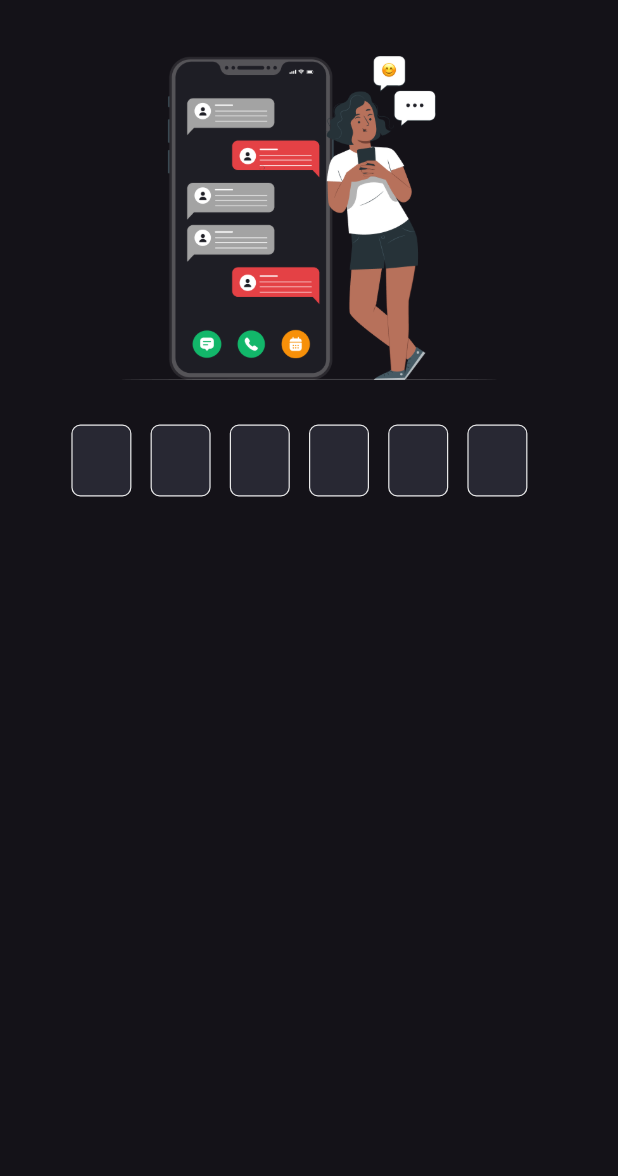
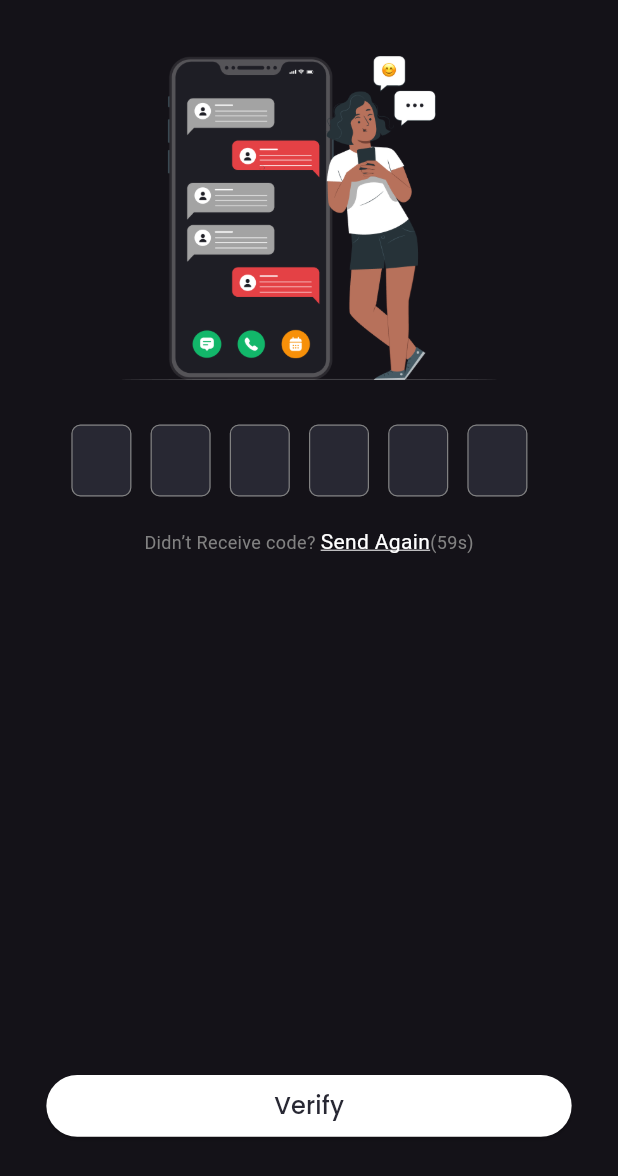
Before and after one commit to avadhksapariya/zigzek_user, a Flutter app: the OTPScreen screen opened directly, on a phone screen of 412 x 824 dp. Shown: the top 1176 px of the screen. Run offline on Flutter 3.47's test engine with Material 3 defaults, Android fonts, the phone set to English and light mode, and no system bars; drawn by our look-alikes of flutter_otp_text_field; our stand-ins replace google_fonts; missing offline and left inert: country_code_picker_plus.

Commit message:
OTP screen                - Refined OTP Input with necessary UI changes.                - Added resend code with the reducing Timer counter.                - Added Verify button for code verification.                - Added Validation for empty OTP input.
               Miscellaneous
               - Improved color palettes from rgbo to hex and added few required ones.
               - Added all the project strings in separate file to make it more reusable.
               - Improved custom textField by adding error color.
               - minor improvements in Splash and Login

screen.

```diff
--- a/lib/color_palettes.dart
+++ /dev/null
@@ -1,14 +0,0 @@
-import 'dart:ui';
-
-class ColorPalettes {
-  static const Color appBlackColor = Color.fromRGBO(30, 30, 37, 1);
-
-  static const Color redPrimaryColor = Color.fromRGBO(228, 65, 69, 1);
-  static const Color greenColor = Color.fromRGBO(18, 183, 106, 1);
-  static const Color blueColor = Color.fromRGBO(46, 144, 250, 1);
-  static const Color primaryTextColor = Color.fromRGBO(255, 255, 255, 1);
-  static const Color secondaryTextColor = Color.fromRGBO(129, 129, 129, 1);
-  static const Color labelBgColor = Color.fromRGBO(40, 40, 51, 1);
-  static const Color disabledLabelBgColor = Color.fromRGBO(45, 45, 51, 1);
-  static const Color borderColor = Color.fromRGBO(255, 255, 255, 0.2);
-}
--- /dev/null
+++ b/lib/constants/color_palettes.dart
@@ -0,0 +1,17 @@
+import 'dart:ui';
+
+class ColorPalettes {
+  static const Color backgroundColor = Color(0xff1E1E25);
+
+  static const Color redPrimaryColor = Color(0xffE44145);
+  static const Color errorColor = Color(0xffF04438);
+  static const Color greenColor = Color(0xff12B76A);
+  static const Color blueColor = Color(0xff2E90FA);
+
+  static const Color primaryTextColor = Color(0xffFFFFFF);
+  static const Color secondaryTextColor = Color(0xff818181);
+
+  static const Color labelBgColor = Color(0xff282833);
+  static const Color disabledLabelBgColor = Color(0xff2D2D33);
+  static const Color borderColor = Color.fromRGBO(255, 255, 255, 0.2);
+}
--- /dev/null
+++ b/lib/constants/project_strings.dart
@@ -0,0 +1,13 @@
+class ProjectStrings {
+  static const String lsTitle = 'Enter your mobile number';
+  static const String lsSubTitle = 'We will send you a confirmation code';
+  static const String lsEmptyMobileError = 'Enter mobile number';
+  static const String lsCodeButton = 'Get code';
+  static const String lsWhatsappUpdate = 'Get updates on Whatsapp';
+  static const String lsTermsText1 = 'By proceeding, I agree to';
+  static const String lsTermsText2 = 'Terms and Conditions & Privacy policy';
+  static const String otpResendCode1 = 'Didn’t Receive code? ';
+  static const String otpResendCode2 = 'Send Again';
+  static const String otpVerify = 'Verify';
+  static const String otpError = 'Invalid OTP input';
+}
--- a/lib/customs/custom_textfield.dart
+++ b/lib/customs/custom_textfield.dart
@@ -1,5 +1,6 @@
 import 'package:flutter/material.dart';
-import 'package:zigzek_user/color_palettes.dart';
+import 'package:zigzek_user/constants/color_palettes.dart';
+import 'package:zigzek_user/constants/project_strings.dart';
 
 class CustomTextField extends StatelessWidget {
   const CustomTextField({
@@ -81,6 +82,7 @@ class CustomTextField extends StatelessWidget {
             color: ColorPalettes.redPrimaryColor,
           ),
         ),
+        errorStyle: const TextStyle(color: ColorPalettes.errorColor),
         contentPadding: const EdgeInsets.symmetric(horizontal: 14.0),
         prefixIcon: prefixIcon,
         labelText: label,
@@ -96,7 +98,7 @@ class CustomTextField extends StatelessWidget {
         case 'phone':
           var phoneLength = value.toString().length;
           if (phoneLength < 10) {
-            return 'Enter mobile number';
+            return ProjectStrings.lsEmptyMobileError;
           }
       }
     }
--- a/lib/screens/screen_otp.dart
+++ b/lib/screens/screen_otp.dart
@@ -1,6 +1,11 @@
+import 'dart:async';
+import 'dart:developer';
+
 import 'package:flutter/material.dart';
 import 'package:flutter_otp_text_field/flutter_otp_text_field.dart';
-import 'package:zigzek_user/color_palettes.dart';
+import 'package:zigzek_user/constants/color_palettes.dart';
+import 'package:zigzek_user/constants/project_strings.dart';
+import 'package:zigzek_user/customs/custom_button.dart';
 
 class OTPScreen extends StatefulWidget {
   const OTPScreen({super.key});
@@ -10,6 +15,23 @@ class OTPScreen extends StatefulWidget {
 }
 
 class _OTPScreenState extends State<OTPScreen> {
+  String otpCode = '';
+  int remainingTime = 60;
+  Timer? countdownTimer;
+  bool isOTPError = false;
+
+  @override
+  void initState() {
+    super.initState();
+    startCountdown();
+  }
+
+  @override
+  void dispose() {
+    countdownTimer?.cancel(); // Cancel the timer when the widget is disposed
+    super.dispose();
+  }
+
   @override
   Widget build(BuildContext context) {
     final screenWidth = MediaQuery.of(context).size.width;
@@ -25,17 +47,33 @@ class _OTPScreenState extends State<OTPScreen> {
             child: Column(
               mainAxisSize: MainAxisSize.min,
               children: [
+                SizedBox(
+                  height: screenHeight * 0.86,
+                  child: Column(
+                    children: [
+                      // Image
                       const Image(
                         image: AssetImage('assets/images/img_userphone1.png'),
                         height: 275,
                         width: 250,
                       ),
+                      // OTP
                       OtpTextField(
+                        mainAxisAlignment: MainAxisAlignment.center,
+                        onCodeChanged: (value) {
+                          isOTPError = false;
+                        },
+                        onSubmit: (value) {
+                          otpCode = value;
+                          log('Code: $otpCode');
+                        },
                         numberOfFields: 6,
                         showFieldAsBox: true,
                         borderRadius: BorderRadius.circular(6),
                         contentPadding: const EdgeInsets.symmetric(vertical: 12.0, horizontal: 12.0),
                         margin: const EdgeInsets.only(right: 12.8),
+                        cursorColor: ColorPalettes.secondaryTextColor,
+                        keyboardType: TextInputType.number,
                         textStyle: const TextStyle(
                           color: ColorPalettes.primaryTextColor,
                           fontSize: 16,
@@ -45,7 +83,66 @@ class _OTPScreenState extends State<OTPScreen> {
                         filled: true,
                         fillColor: ColorPalettes.labelBgColor,
                         borderColor: ColorPalettes.secondaryTextColor,
+                        enabledBorderColor: ColorPalettes.secondaryTextColor,
                         focusedBorderColor: ColorPalettes.secondaryTextColor,
+                      ),
+                      if (isOTPError)
+                        const Padding(
+                          padding: EdgeInsets.only(left: 20.0, top: 2.0),
+                          child: Align(
+                              alignment: Alignment.topLeft,
+                              child: Text(
+                                ProjectStrings.otpError,
+                                style: TextStyle(
+                                  fontSize: 12,
+                                  fontWeight: FontWeight.w400,
+                                  color: ColorPalettes.errorColor,
+                                ),
+                              )),
+                        ),
+                      Padding(
+                        padding: const EdgeInsets.all(20.0),
+                        child: Text.rich(
+                          TextSpan(
+                            text: ProjectStrings.otpResendCode1,
+                            style: const TextStyle(
+                                fontSize: 12, fontWeight: FontWeight.w400, color: ColorPalettes.secondaryTextColor),
+                            children: [
+                              const TextSpan(
+                                text: ProjectStrings.otpResendCode2,
+                                style: TextStyle(
+                                  fontSize: 14,
+                                  fontWeight: FontWeight.w400,
+                                  color: ColorPalettes.primaryTextColor,
+                                  decoration: TextDecoration.underline,
+                                  decorationColor: ColorPalettes.primaryTextColor,
+                                ),
+                              ),
+                              TextSpan(text: '(${remainingTime.toString()}s)'),
+                            ],
+                          ),
+                        ),
+                      ),
+                    ],
+                  ),
+                ),
+                SizedBox(
+                  height: screenHeight * 0.05,
+                  child: CustomButton(
+                    onPressed: () {
+                      if (otpCode.isNotEmpty) {
+                        log('Go ahead, valid otp.');
+                      } else {
+                        isOTPError = true;
+                        log('Invalid otp.');
+                      }
+                    },
+                    fgColor: ColorPalettes.labelBgColor,
+                    bgColor: ColorPalettes.primaryTextColor,
+                    btnWidth: MediaQuery.of(context).size.width * 0.85,
+                    btnHeight: MediaQuery.of(context).size.height * 0.05,
+                    buttonTitle: ProjectStrings.otpVerify,
+                  ),
                 ),
               ],
             ),
@@ -54,4 +151,21 @@ class _OTPScreenState extends State<OTPScreen> {
       ),
     );
   }
+
+  void startCountdown() {
+    countdownTimer?.cancel(); // Cancel any existing timer
+    setState(() {
+      remainingTime = 60; // Reset the time to 60 seconds
+    });
+
+    countdownTimer = Timer.periodic(const Duration(seconds: 1), (timer) {
+      if (remainingTime > 0) {
+        setState(() {
+          remainingTime--;
+        });
+      } else {
+        timer.cancel(); // Stop the timer when it reaches zero
       }
+    });
+  }
+}
--- a/lib/screens/screen_splash.dart
+++ b/lib/screens/screen_splash.dart
@@ -1,5 +1,5 @@
 import 'package:flutter/material.dart';
-import 'package:zigzek_user/color_palettes.dart';
+import 'package:zigzek_user/constants/color_palettes.dart';
 import 'package:zigzek_user/screens/screen_login.dart';
 
 class SplashScreen extends StatefulWidget {
```
Also changed, not shown: lib/screens/screen_login.dart (+17 -8 lines). Lines whose indentation alone changed are shown as unchanged.
